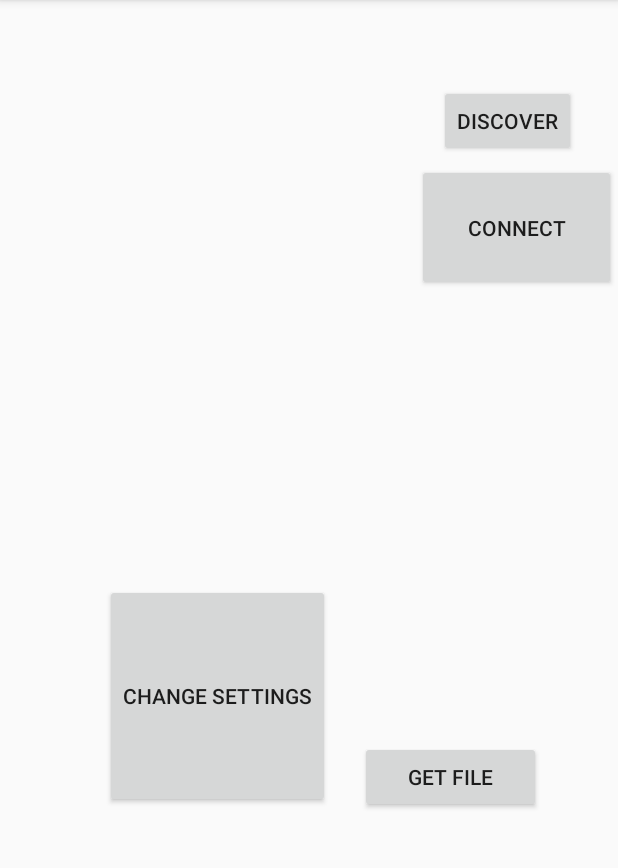
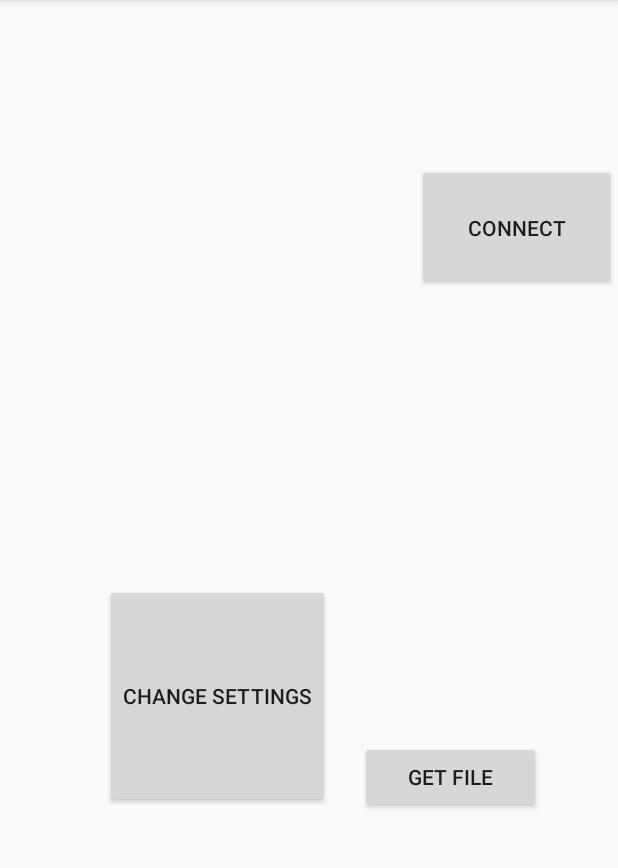
Before and after one commit to hmbjacob/Capstone-Smart-Wakeup, an Android app: the screen it shows after launch (MainActivity), on a phone screen of 412 x 824 dp, the part 84-952 px from its top. Run offline under Robolectric (Android 15) with nearby library versions, the phone set to English and light mode, and no system bars.

```diff
--- a/network/UIBasic/app/src/main/res/layout/activity_main.xml
+++ b/network/UIBasic/app/src/main/res/layout/activity_main.xml
@@ -1,22 +1,9 @@
 <?xml version="1.0" encoding="utf-8"?>
 <RelativeLayout xmlns:android="http://schemas.android.com/apk/res/android"
-    xmlns:app="http://schemas.android.com/apk/res-auto"
     xmlns:tools="http://schemas.android.com/tools"
     android:layout_width="match_parent"
     android:layout_height="match_parent"
     tools:context=".MainActivity">
-
-
-    <Button
-        android:id="@+id/btnFindUnpairedDevices"
-        android:layout_width="wrap_content"
-        android:layout_height="wrap_content"
-        android:layout_alignParentEnd="true"
-        android:layout_alignParentBottom="true"
-        android:layout_marginEnd="28dp"
-        android:layout_marginBottom="663dp"
-        android:onClick="btnDiscover"
-        android:text="Discover" />
 
     <Button
         android:id="@+id/btnStartConnection"
@@ -34,14 +21,14 @@
 
     <ListView
         android:id="@+id/DeviceList"
-        android:textColor="#FFFFFFFF"
         android:layout_width="225dp"
         android:layout_height="308dp"
         android:layout_alignParentStart="true"
         android:layout_alignParentEnd="true"
         android:layout_marginStart="19dp"
         android:layout_marginTop="-4dp"
-        android:layout_marginEnd="167dp" />
+        android:layout_marginEnd="166dp"
+        android:textColor="#FFFFFFFF" />
 
     <Button
         android:id="@+id/btnChangeSettings"
--- a/network/UIBasic/app/src/main/res/values/strings.xml
+++ b/network/UIBasic/app/src/main/res/values/strings.xml
@@ -1,3 +1,5 @@
 <resources>
     <string name="app_name">UIBasic</string>
+    <string name="connected_bool">Not connected</string>
+    <string name="success">We\'re Connected!</string>
 </resources>
--- a/network/UIBasic/app/src/main/res/values/themes.xml
+++ b/network/UIBasic/app/src/main/res/values/themes.xml
@@ -1,4 +1,4 @@
-<resources xmlns:tools="http://schemas.android.com/tools">
+<resources>
     <!-- Base application theme. -->
     <style name="Theme.UIBasic" parent="Theme.AppCompat.Light"/>
 </resources>
```
Also changed, not shown: network/UIBasic/app/src/main/java/com/example/uibasic/BluetoothConnectionService.java (+95 -6 lines), network/UIBasic/app/src/main/java/com/example/uibasic/DeviceListAdapter.java (+0 -10 lines), network/UIBasic/app/src/main/java/com/example/uibasic/MainActivity.java (+62 -58 lines), 2 other files.
